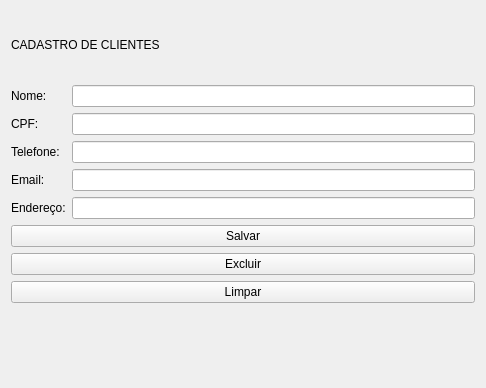
First picture: the form in ui/ui_clientes.ui, repository mateusangeli/projetoMat-Con, before the edit.
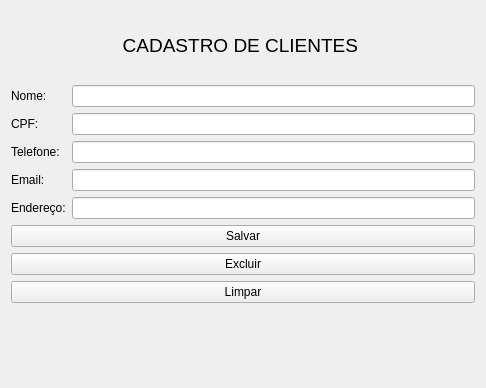
Second picture: the form after the edit.

```diff
--- a/ui/ui_clientes.ui
+++ b/ui/ui_clientes.ui
@@ -18,9 +18,17 @@
     <layout class="QVBoxLayout" name="verticalLayout">
      <item>
       <widget class="QLabel" name="label">
+       <property name="font">
+        <font>
+         <pointsize>14</pointsize>
+        </font>
+       </property>
        <property name="text">
         <string>CADASTRO DE CLIENTES </string>
        </property>
+       <property name="alignment">
+        <set>Qt::AlignCenter</set>
+       </property>
       </widget>
      </item>
      <item>
```
